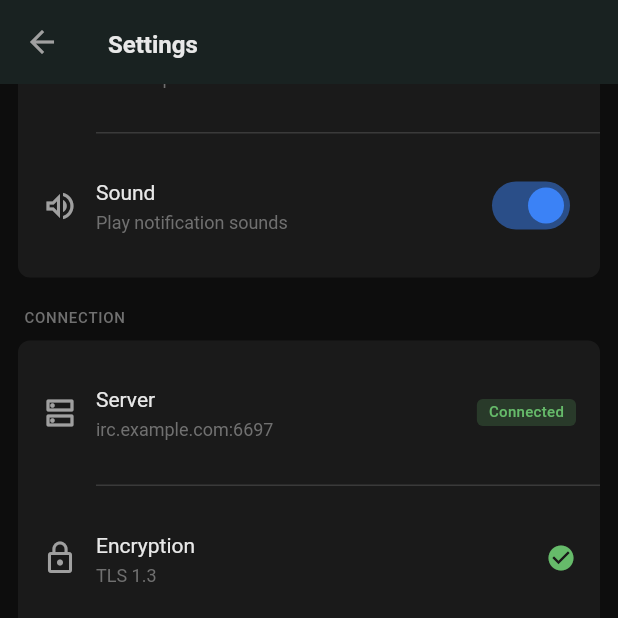
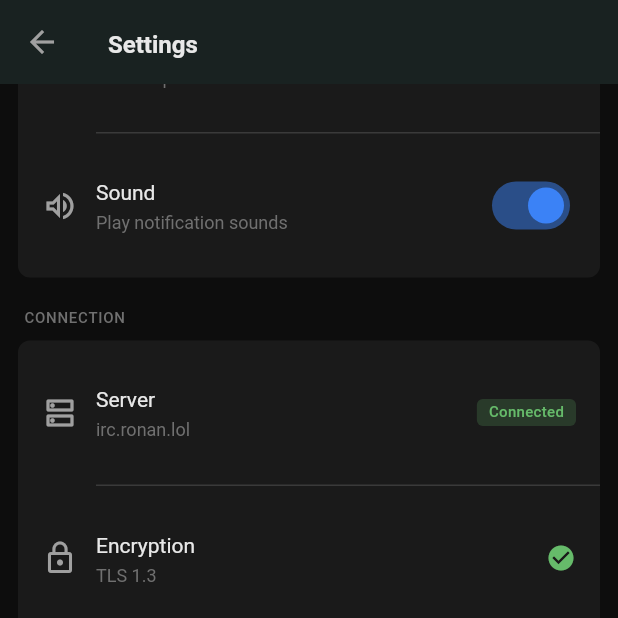
Before and after one commit to ronalove/conduit, a Flutter app: the SettingsScreen screen opened directly, scrolled down 576 dp, on a phone screen of 412 x 824 dp, the top half of it. Run offline on Flutter 3.47's test engine with Material 3 defaults, Android fonts, the phone set to English and light mode, and no system bars; our stand-ins replace drift, drift_flutter, equatable, flutter_riverpod, flutter_secure_storage, package_info_plus and 1 more; missing offline and left inert: window_manager; accounts and stored records are empty; generated files the repository leaves out were written again; statements that could not run were skipped.

Commit message:
Mettre a jour l'UI avec ke.network et vraie version
- Remplacer ronan.lol par ke.network en bas a gauche
- Ajouter package_info_plus pour obtenir la version dynamiquement
- Afficher la vraie version dans les parametres (0.1.6 Build 5)
- Mettre a jour le serveur affiche: irc.ronan.lol

🤖 Generated with [Claude Code](https://claude.com/claude-code)

Co-Authored-By: Claude Opus 4.5 <noreply@anthropic.com>

```diff
--- a/lib/features/settings/screens/settings_screen.dart
+++ b/lib/features/settings/screens/settings_screen.dart
@@ -1,9 +1,15 @@
 import 'package:flutter/material.dart';
 import 'package:flutter_riverpod/flutter_riverpod.dart';
+import 'package:package_info_plus/package_info_plus.dart';
 
 import '../../../theme/theme.dart';
 import '../../auth/providers/auth_provider.dart';
 import '../providers/settings_provider.dart';
+
+/// Provider for app package info.
+final packageInfoProvider = FutureProvider<PackageInfo>((ref) async {
+  return PackageInfo.fromPlatform();
+});
 
 /// Settings screen with all app settings.
 class SettingsScreen extends ConsumerWidget {
@@ -104,7 +110,7 @@ class SettingsScreen extends ConsumerWidget {
             children: [
               _SettingsTile(
                 title: 'Server',
-                subtitle: 'irc.example.com:6697',
+                subtitle: 'irc.ronan.lol',
                 icon: Icons.dns_outlined,
                 trailing: Container(
                   padding: const EdgeInsets.symmetric(
@@ -179,24 +185,9 @@ class SettingsScreen extends ConsumerWidget {
             context,
             title: 'About',
             children: [
-              _SettingsTile(
-                title: 'Version',
-                subtitle: '1.0.0 (Build 1)',
-                icon: Icons.info_outline,
-              ),
+              _VersionTile(ref: ref),
               _buildDivider(),
-              _SettingsTile(
-                title: 'Licenses',
-                subtitle: 'Open source licenses',
-                icon: Icons.description_outlined,
-                onTap: () {
-                  showLicensePage(
-                    context: context,
-                    applicationName: 'Knights Network',
-                    applicationVersion: '1.0.0',
-                  );
-                },
-              ),
+              _LicensesTile(ref: ref),
               _buildDivider(),
               _SettingsTile(
                 title: 'Source Code',
@@ -592,3 +583,62 @@ class _SettingsSwitch extends StatelessWidget {
     );
   }
 }
+
+/// Version tile that displays the real app version.
+class _VersionTile extends StatelessWidget {
+  const _VersionTile({required this.ref});
+
+  final WidgetRef ref;
+
+  @override
+  Widget build(BuildContext context) {
+    final packageInfoAsync = ref.watch(packageInfoProvider);
+
+    return packageInfoAsync.when(
+      data: (info) => _SettingsTile(
+        title: 'Version',
+        subtitle: '${info.version} (Build ${info.buildNumber})',
+        icon: Icons.info_outline,
+      ),
+      loading: () => const _SettingsTile(
+        title: 'Version',
+        subtitle: 'Loading...',
+        icon: Icons.info_outline,
+      ),
+      error: (_, _) => const _SettingsTile(
+        title: 'Version',
+        subtitle: 'Unknown',
+        icon: Icons.info_outline,
+      ),
+    );
+  }
+}
+
+/// Licenses tile that opens the licenses page with real version.
+class _LicensesTile extends StatelessWidget {
+  const _LicensesTile({required this.ref});
+
+  final WidgetRef ref;
+
+  @override
+  Widget build(BuildContext context) {
+    final packageInfoAsync = ref.watch(packageInfoProvider);
+    final version = packageInfoAsync.maybeWhen(
+      data: (info) => info.version,
+      orElse: () => '',
+    );
+
+    return _SettingsTile(
+      title: 'Licenses',
+      subtitle: 'Open source licenses',
+      icon: Icons.description_outlined,
+      onTap: () {
+        showLicensePage(
+          context: context,
+          applicationName: 'Knights Network',
+          applicationVersion: version,
+        );
+      },
+    );
+  }
+}
--- a/lib/main.dart
+++ b/lib/main.dart
@@ -307,7 +307,7 @@ class _LayoutDemoState extends ConsumerState<LayoutDemo> {
                           ),
                           const SizedBox(width: AppSpacing.sm),
                           Text(
-                            'ronan.lol',
+                            'ke.network',
                             style: AppTextStyles.bodySmall.copyWith(
                               color: AppColors.textSecondary,
                             ),
--- a/pubspec.yaml
+++ b/pubspec.yaml
@@ -34,6 +34,7 @@ dependencies:
   window_manager: ^0.4.3
 
   # Utils
+  package_info_plus: ^8.1.3
   freezed_annotation: ^3.1.0
   json_annotation: ^4.9.0
   logger: ^2.5.0
```
Also changed, not shown: pubspec.lock, 1 other file.
